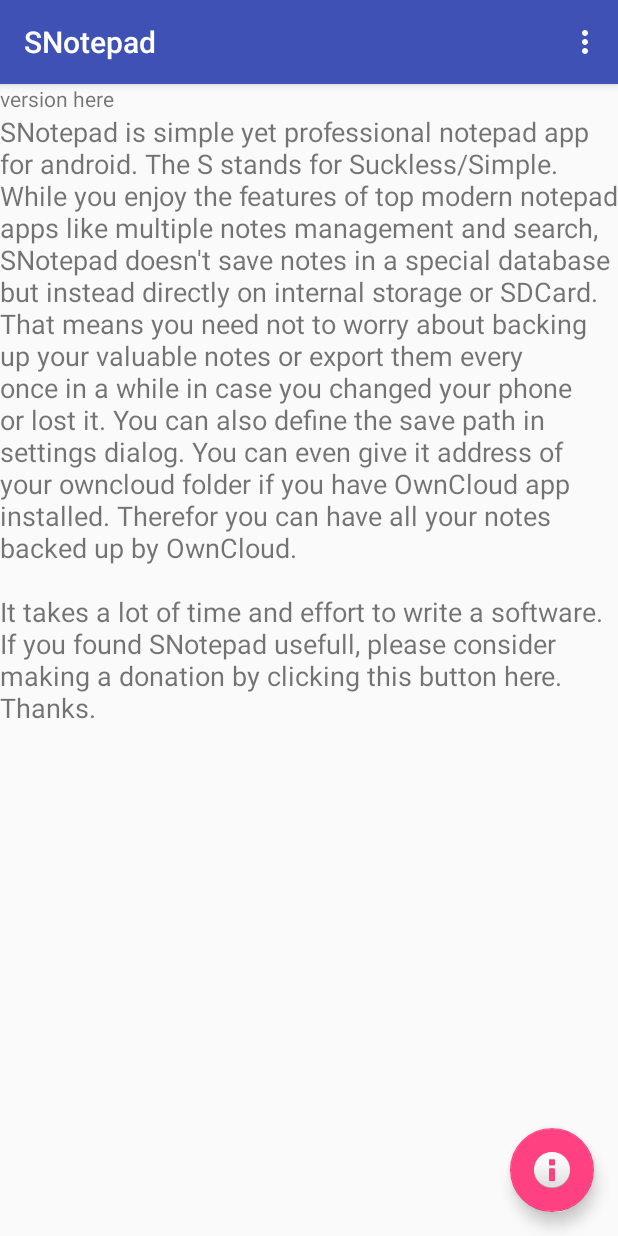
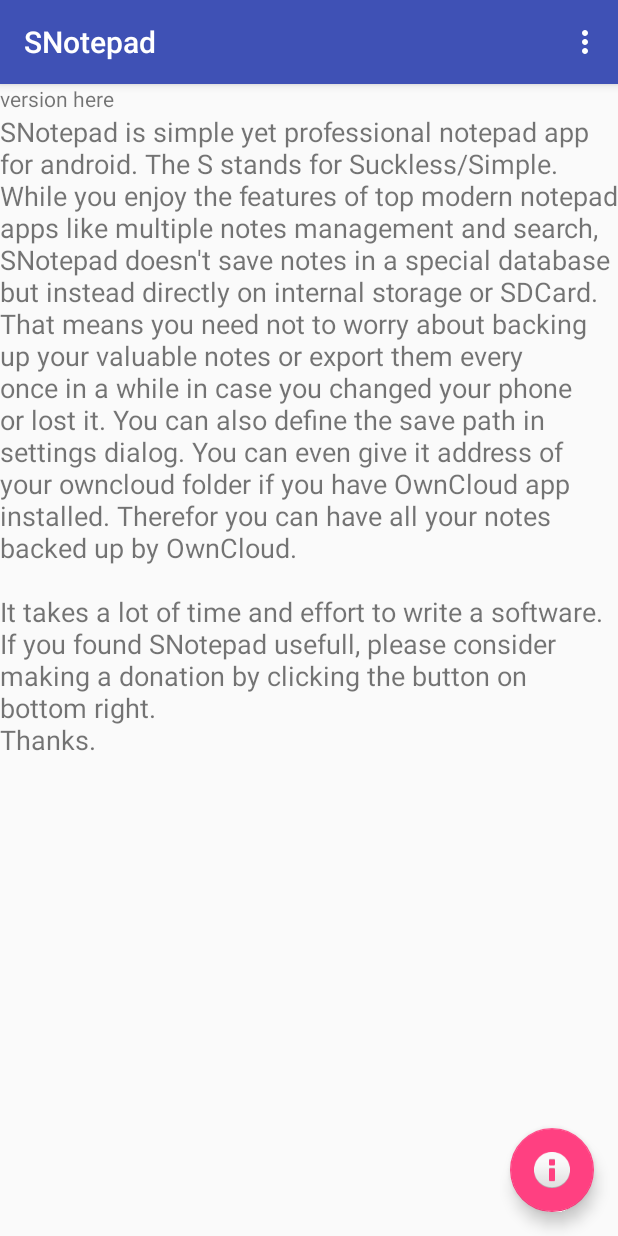
Before and after one commit to aario/snotepad, an Android app: the screen it shows after launch (MainActivity), in the options menu, after a tap on "About", on a phone screen of 412 x 824 dp. Run offline under Robolectric (Android 15) with nearby library versions, the phone set to English and light mode, and no system bars; libraries missing offline, so code that uses them is left out: com.nononsenseapps.filepicker.

Commit message:
Corrected about dialog text

```diff
--- a/app/src/main/res/values/strings.xml
+++ b/app/src/main/res/values/strings.xml
@@ -21,7 +21,7 @@
                 can have all your notes backed up by OwnCloud.&lt;br/&gt;
                 &lt;br/&gt;
                 It takes a lot of time and effort to write a software. If you found SNotepad usefull,
-                please consider making a donation by clicking this button here.&lt;br/&gt;
+                please consider making a donation by clicking the button on bottom right.&lt;br/&gt;
                 Thanks.</string>
     <string name="donate_url">https://www.paypal.com/cgi-bin/webscr?cmd=_s-xclick&amp;hosted_button_id=UJTM2GDGPEFHA</string>
     <string name="save_dialog_question">You have unsaved changes. Do you want to save them?</string>
```
